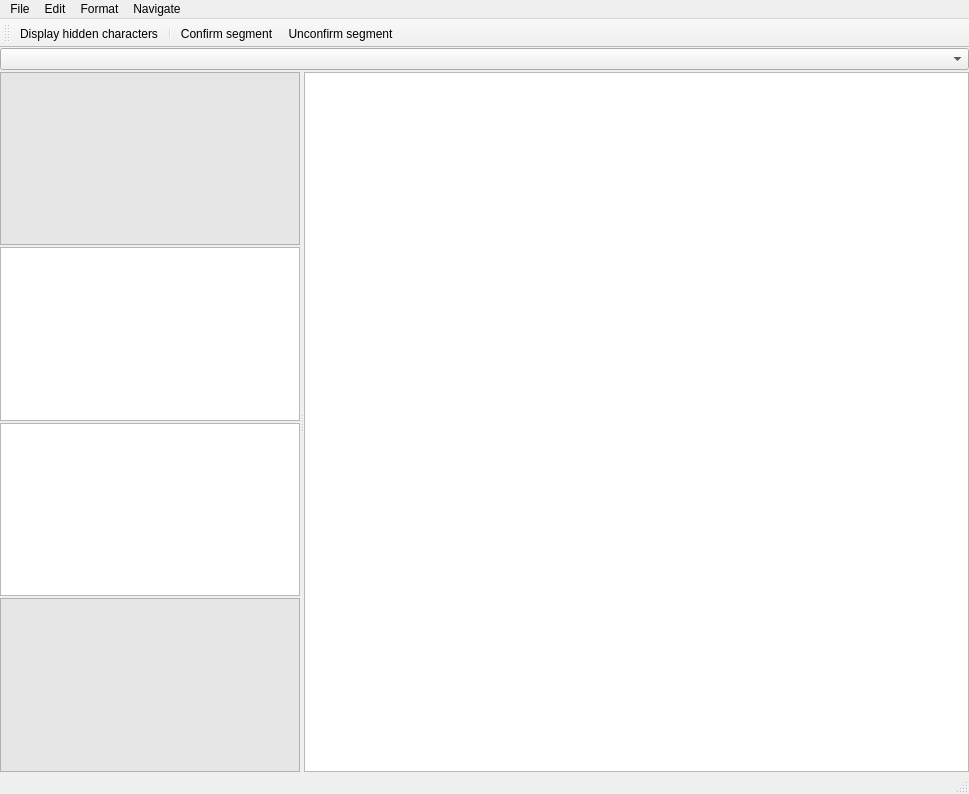
Qt form capybara_tw/gui/main_window.ui (capybara-translation/capybara-tw) before a commit.
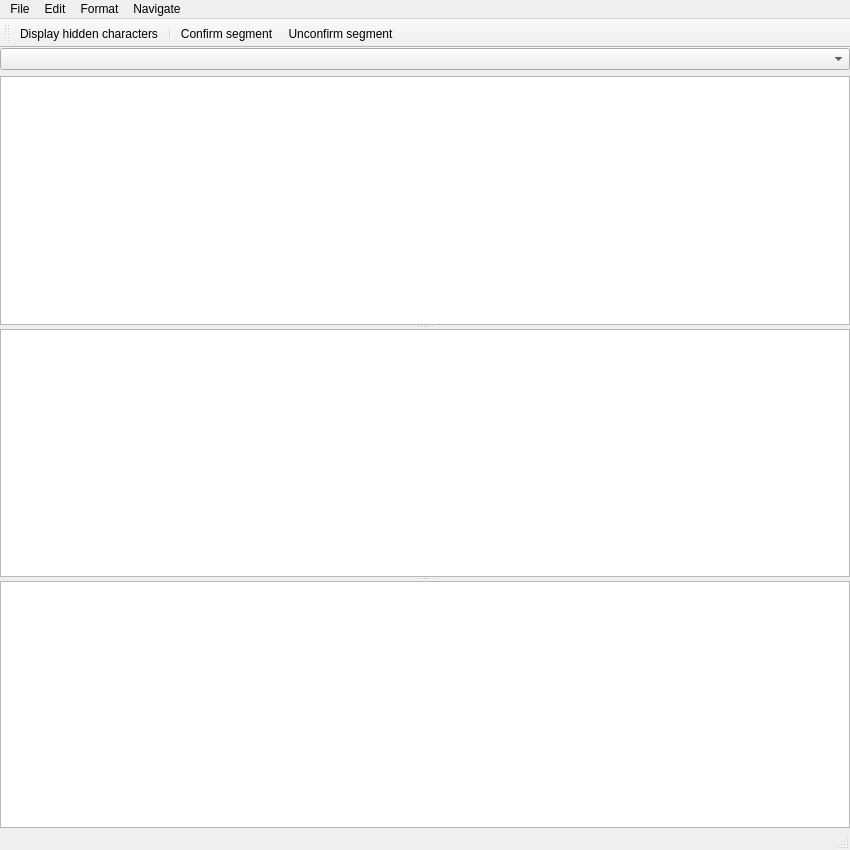
The same form after that commit. Icons and pictures are not drawn. Custom widgets are drawn as their Qt base class.

Commit message: Removed prev/next editors. Fixed the bug where model data was set with invalid indexes

```diff
--- a/capybara_tw/gui/main_window.ui
+++ b/capybara_tw/gui/main_window.ui
@@ -6,15 +6,21 @@
    <rect>
     <x>0</x>
     <y>0</y>
-    <width>969</width>
-    <height>794</height>
+    <width>850</width>
+    <height>850</height>
    </rect>
   </property>
+  <property name="sizePolicy">
+   <sizepolicy hsizetype="Preferred" vsizetype="Preferred">
+    <horstretch>0</horstretch>
+    <verstretch>0</verstretch>
+   </sizepolicy>
+  </property>
   <property name="windowTitle">
    <string>Capybara Translation Workbench</string>
   </property>
   <widget class="QWidget" name="centralwidget">
-   <layout class="QGridLayout" name="centralGridLayout" columnstretch="0,0">
+   <layout class="QGridLayout" name="centralGridLayout" rowstretch="0,0">
     <property name="leftMargin">
      <number>0</number>
     </property>
@@ -27,100 +33,150 @@
     <property name="bottomMargin">
      <number>0</number>
     </property>
-    <property name="verticalSpacing">
-     <number>2</number>
-    </property>
-    <item row="0" column="1">
-     <widget class="QComboBox" name="filesComboBox">
-      <property name="frame">
-       <bool>true</bool>
+    <item row="1" column="0">
+     <widget class="QWidget" name="widget" native="true">
+      <property name="sizePolicy">
+       <sizepolicy hsizetype="Preferred" vsizetype="Preferred">
+        <horstretch>0</horstretch>
+        <verstretch>0</verstretch>
+       </sizepolicy>
       </property>
-     </widget>
-    </item>
-    <item row="1" column="1">
-     <widget class="QSplitter" name="splitter">
-      <property name="minimumSize">
-       <size>
-        <width>0</width>
-        <height>0</height>
-       </size>
-      </property>
-      <property name="frameShadow">
-       <enum>QFrame::Plain</enum>
-      </property>
-      <property name="lineWidth">
-       <number>1</number>
-      </property>
-      <property name="orientation">
-       <enum>Qt::Horizontal</enum>
-      </property>
-      <property name="opaqueResize">
-       <bool>true</bool>
-      </property>
-      <property name="handleWidth">
-       <number>4</number>
-      </property>
-      <property name="childrenCollapsible">
-       <bool>true</bool>
-      </property>
-      <widget class="QWidget" name="editorGridWidget" native="true">
-       <property name="sizePolicy">
-        <sizepolicy hsizetype="Preferred" vsizetype="Expanding">
-         <horstretch>0</horstretch>
-         <verstretch>0</verstretch>
-        </sizepolicy>
+      <layout class="QGridLayout" name="gridLayout" rowstretch="0" rowminimumheight="0">
+       <property name="leftMargin">
+        <number>0</number>
        </property>
-       <property name="minimumSize">
-        <size>
-         <width>300</width>
-         <height>0</height>
-        </size>
+       <property name="topMargin">
+        <number>0</number>
        </property>
-       <layout class="QGridLayout" name="editorGridLayout">
-        <property name="verticalSpacing">
-         <number>2</number>
-        </property>
-        <item row="3" column="0">
-         <widget class="TagEditor" name="nextEditor">
-          <property name="styleSheet">
-           <string notr="true">QTextEdit {
-	background: #e6e6e6
-}</string>
+       <property name="rightMargin">
+        <number>0</number>
+       </property>
+       <property name="bottomMargin">
+        <number>0</number>
+       </property>
+       <item row="0" column="0">
+        <widget class="QSplitter" name="splitter">
+         <property name="orientation">
+          <enum>Qt::Vertical</enum>
+         </property>
+         <widget class="TranslationGrid" name="translationGrid">
+          <property name="sizePolicy">
+           <sizepolicy hsizetype="Preferred" vsizetype="Expanding">
+            <horstretch>0</horstretch>
+            <verstretch>0</verstretch>
+           </sizepolicy>
           </property>
-         </widget>
-        </item>
-        <item row="1" column="0">
-         <widget class="TagEditor" name="srcEditor"/>
-        </item>
-        <item row="2" column="0">
-         <widget class="TagEditor" name="tgtEditor"/>
-        </item>
-        <item row="0" column="0">
-         <widget class="TagEditor" name="prevEditor">
-          <property name="styleSheet">
-           <string notr="true">QTextEdit {
-	background: #e6e6e6
-}</string>
+          <property name="minimumSize">
+           <size>
+            <width>0</width>
+            <height>0</height>
+           </size>
           </property>
-         </widget>
-        </item>
-       </layout>
-      </widget>
-      <widget class="TranslationGrid" name="translationGrid">
-       <property name="sizePolicy">
-        <sizepolicy hsizetype="Expanding" vsizetype="Expanding">
-         <horstretch>1</horstretch>
-         <verstretch>0</verstretch>
-        </sizepolicy>
-       </property>
-       <property name="styleSheet">
-        <string notr="true">QTableView:!active {
+          <property name="baseSize">
+           <size>
+            <width>0</width>
+            <height>0</height>
+           </size>
+          </property>
+          <property name="styleSheet">
+           <string notr="true">QTableView:!active {
     selection-background-color: palette(highlight);
     selection-color: palette(highlighted-text)
 }
 </string>
-       </property>
-      </widget>
+          </property>
+         </widget>
+         <widget class="QWidget" name="gridWidget" native="true">
+          <property name="sizePolicy">
+           <sizepolicy hsizetype="Expanding" vsizetype="Expanding">
+            <horstretch>0</horstretch>
+            <verstretch>0</verstretch>
+           </sizepolicy>
+          </property>
+          <layout class="QGridLayout" name="editorGridLayout">
+           <property name="leftMargin">
+            <number>0</number>
+           </property>
+           <property name="topMargin">
+            <number>0</number>
+           </property>
+           <property name="rightMargin">
+            <number>0</number>
+           </property>
+           <property name="bottomMargin">
+            <number>0</number>
+           </property>
+           <item row="2" column="0">
+            <widget class="QSplitter" name="splitter_2">
+             <property name="sizePolicy">
+              <sizepolicy hsizetype="Preferred" vsizetype="Expanding">
+               <horstretch>0</horstretch>
+               <verstretch>0</verstretch>
+              </sizepolicy>
+             </property>
+             <property name="orientation">
+              <enum>Qt::Vertical</enum>
+             </property>
+             <widget class="TagEditor" name="srcEditor">
+              <property name="sizePolicy">
+               <sizepolicy hsizetype="Expanding" vsizetype="Expanding">
+                <horstretch>0</horstretch>
+                <verstretch>0</verstretch>
+               </sizepolicy>
+              </property>
+              <property name="minimumSize">
+               <size>
+                <width>0</width>
+                <height>0</height>
+               </size>
+              </property>
+              <property name="maximumSize">
+               <size>
+                <width>16777215</width>
+                <height>16777215</height>
+               </size>
+              </property>
+             </widget>
+             <widget class="TagEditor" name="tgtEditor">
+              <property name="sizePolicy">
+               <sizepolicy hsizetype="Expanding" vsizetype="Expanding">
+                <horstretch>0</horstretch>
+                <verstretch>0</verstretch>
+               </sizepolicy>
+              </property>
+              <property name="minimumSize">
+               <size>
+                <width>0</width>
+                <height>0</height>
+               </size>
+              </property>
+              <property name="maximumSize">
+               <size>
+                <width>16777215</width>
+                <height>16777215</height>
+               </size>
+              </property>
+             </widget>
+            </widget>
+           </item>
+          </layout>
+         </widget>
+        </widget>
+       </item>
+      </layout>
+     </widget>
+    </item>
+    <item row="0" column="0">
+     <widget class="QComboBox" name="filesComboBox">
+      <property name="sizePolicy">
+       <sizepolicy hsizetype="Expanding" vsizetype="Fixed">
+        <horstretch>0</horstretch>
+        <verstretch>0</verstretch>
+       </sizepolicy>
+      </property>
+      <property name="frame">
+       <bool>true</bool>
+      </property>
      </widget>
     </item>
    </layout>
@@ -130,7 +186,7 @@
     <rect>
      <x>0</x>
      <y>0</y>
-     <width>969</width>
+     <width>850</width>
      <height>22</height>
     </rect>
    </property>
```
The commit also changes 4 other files.
